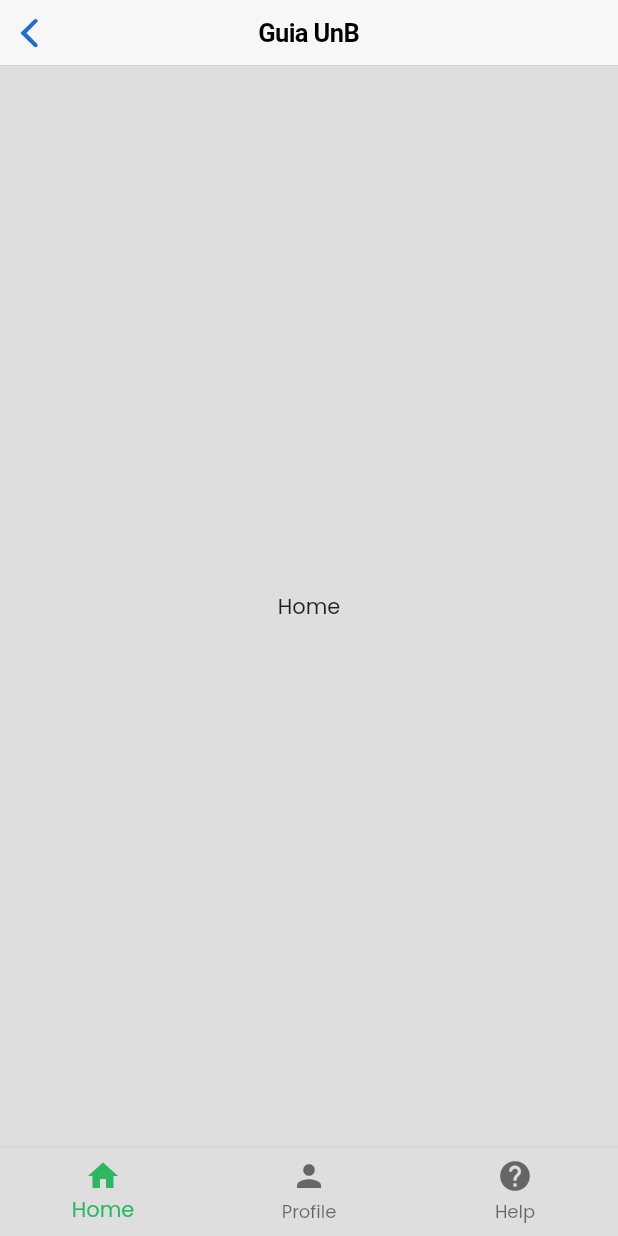
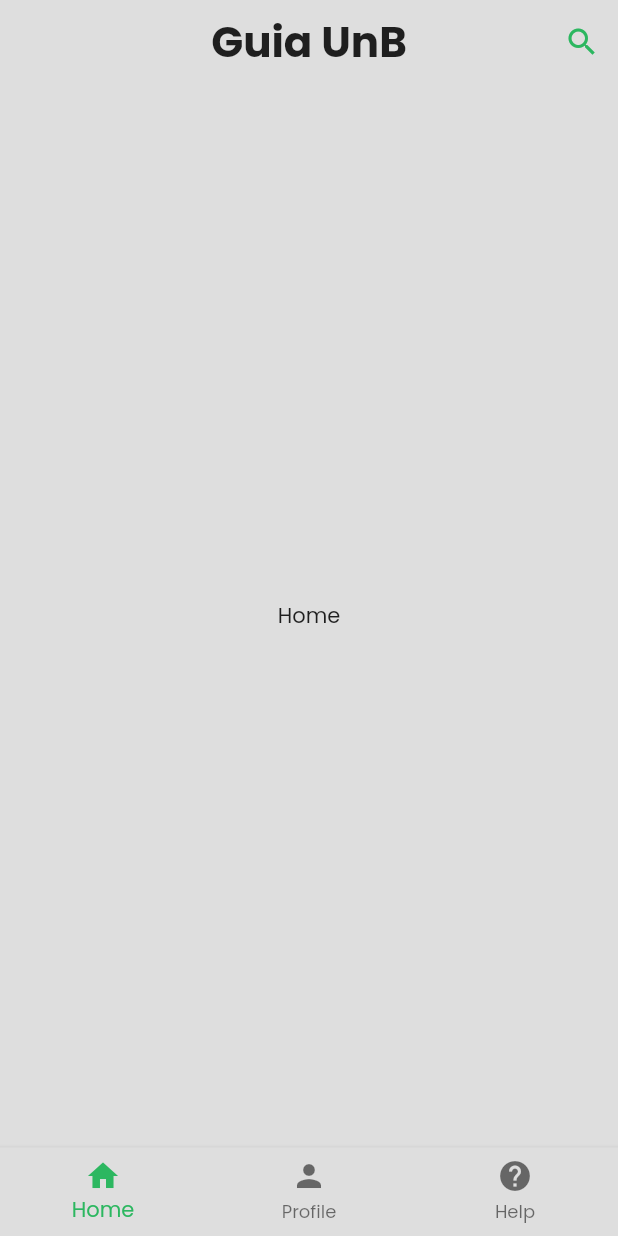
Before and after one commit to fga-eps-mds/2023.1-GuiaUnB, a Flutter app: the screen it shows after launch, after a tap on "Começar", on a phone screen of 412 x 824 dp. Run offline on Flutter 3.47's test engine with Material 2 defaults, Android fonts, the phone set to English and light mode, and no system bars.

Commit message:
estilização da tela principal

```diff
--- a/guia_unb/lib/core/config/theme/app_theme.dart
+++ b/guia_unb/lib/core/config/theme/app_theme.dart
@@ -8,6 +8,13 @@ class AppTheme {
       colorScheme: const ColorScheme.light(
         primary: AppColors.primary,
         secondary: AppColors.secondary,
+      ),
+      appBarTheme: const AppBarTheme(
+        backgroundColor: AppColors.background,
+        elevation: 0,
+        iconTheme: IconThemeData(
+          color: AppColors.secondary,
+        ),
       ),
       canvasColor: AppColors.background,
       fontFamily: "Poppins",
--- a/guia_unb/lib/main.dart
+++ b/guia_unb/lib/main.dart
@@ -1,6 +1,6 @@
 import 'package:flutter/material.dart';
 import 'package:guia_unb/pages/home/home_page.dart';
-import 'package:guia_unb/pages/onboarding/onboarging_page.dart';
+import 'package:guia_unb/pages/onboarding/onboarding_page.dart';
 import '../core/config/routes/routes.dart';
 import '../core/config/theme/app_theme.dart';
 
--- a/guia_unb/lib/pages/home/home_page.dart
+++ b/guia_unb/lib/pages/home/home_page.dart
@@ -1,5 +1,7 @@
 import 'package:flutter/cupertino.dart';
 import 'package:flutter/material.dart';
+import 'package:guia_unb/core/util/color.dart';
+import 'package:guia_unb/pages/ajuda/ajuda_page.dart';
 
 class HomePage extends StatefulWidget {
   const HomePage({Key? key}) : super(key: key);
@@ -18,18 +20,26 @@ class _HomePageState extends State<HomePage> {
   @override
   Widget build(BuildContext context) {
     return Scaffold(
-      appBar: PreferredSize(
-        preferredSize: Size.fromHeight(60),
-        child: CupertinoNavigationBar(
-          middle: Text("Guia UnB"),
+      appBar: AppBar(
+        title: const Text(
+          "Guia UnB",
+          style: TextStyle(color: AppColors.label, fontSize: 28),
         ),
+        centerTitle: true,
+        automaticallyImplyLeading: false,
+        actions: [
+          IconButton(
+            onPressed: () {},
+            icon: const Icon(Icons.search),
+          ),
+        ],
       ),
       body: IndexedStack(
         index: _selectedIndex,
-        children: [
+        children: const [
           Center(child: Text("Home")),
           Center(child: Text("Profile")),
-          Center(child: Text("Ajuda")),
+          AjudaPage(),
         ],
       ),
       bottomNavigationBar: BottomNavigationBar(
```
Also changed, not shown: guia_unb/lib/pages/onboarding/onboarding_page.dart (renamed from guia_unb/lib/pages/onboarding/onboarging_page.dart).
